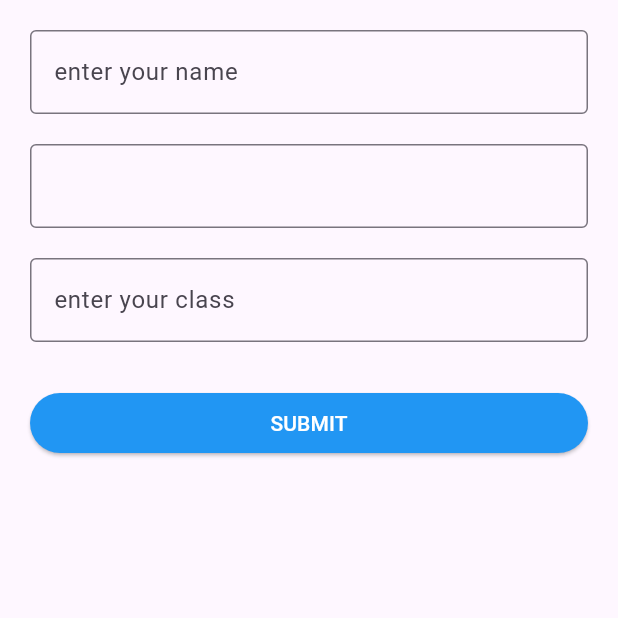
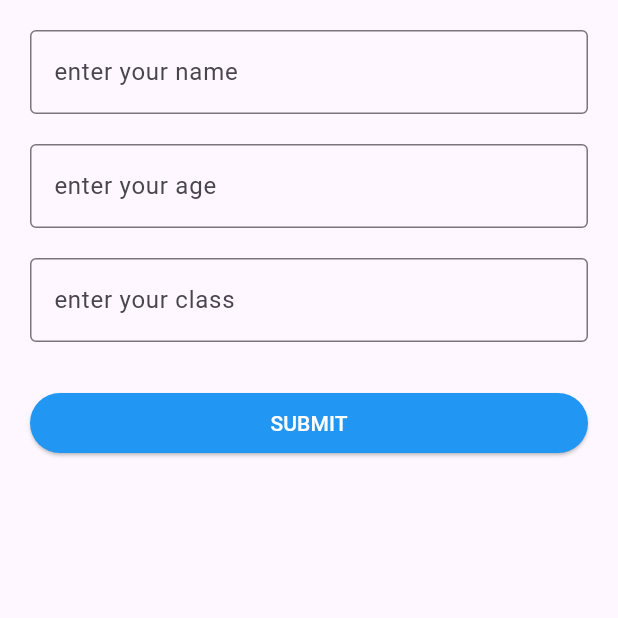
Before and after one commit to shamseernpm-beep/hive_editing, a Flutter app: the AddPage screen opened directly, on a phone screen of 412 x 824 dp, the top half of it. Run offline on Flutter 3.47's test engine with Material 3 defaults, Android fonts, the phone set to English and light mode, and no system bars; our stand-ins replace hive, hive_flutter; accounts and stored records are empty.

Commit message:
complete work

```diff
--- a/lib/add.dart
+++ b/lib/add.dart
@@ -93,7 +93,7 @@ class _AddPageState extends State<AddPage> {
               controller: ageController,
               decoration: InputDecoration(
                 border: OutlineInputBorder(),
-                hintText: "",
+                hintText: "enter your age",
               ),
             ),
             SizedBox(height: 20),
```
